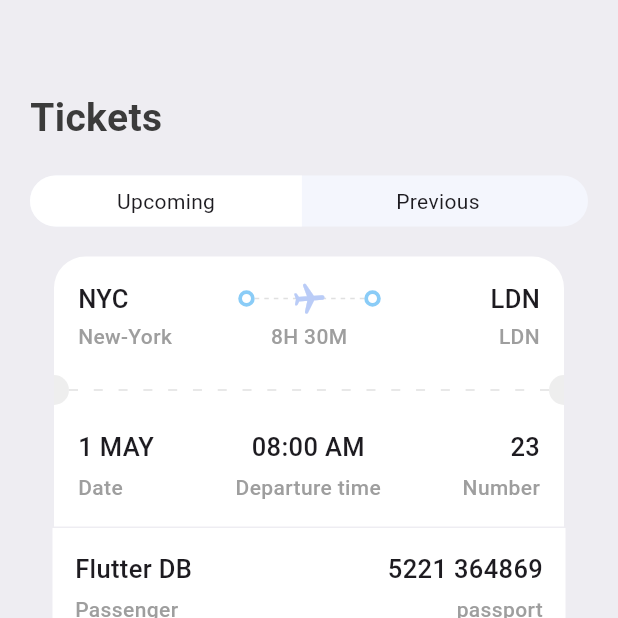
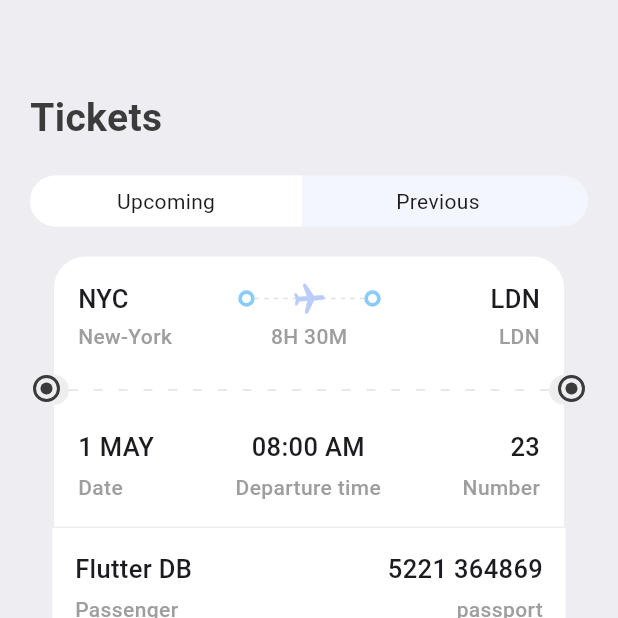
Before and after one commit to mickey-repo/ticket_app, a Flutter app: the screen it shows after launch, item 3 of the bottom bar chosen, on a phone screen of 412 x 824 dp, the top half of it. Run offline on Flutter 3.47's test engine with Material 3 defaults, Android fonts, the phone set to English and light mode, and no system bars; drawn by our look-alikes of barcode_widget; our stand-ins replace fluentui_icons.

Commit message:
add stack circle

```diff
--- a/lib/screens/ticket/ticket_screen.dart
+++ b/lib/screens/ticket/ticket_screen.dart
@@ -5,6 +5,7 @@ import 'package:ticket_app/base/utils/all_json.dart';
 import 'package:ticket_app/base/widgets/app_layoutbuilder_widget.dart';
 import 'package:ticket_app/base/widgets/ticket_view.dart';
 import 'package:ticket_app/screens/search/widgets/app_ticket_tabs.dart';
+import 'package:ticket_app/screens/ticket/widgets/ticket_positioned_circle.dart';
 
 import '../../base/res/media.dart';
 import '../../base/widgets/app_coloum_text_layout.dart';
@@ -16,7 +17,9 @@ class TicketScreen extends StatelessWidget {
   Widget build(BuildContext context) {
     return Scaffold(
       backgroundColor: AppStyles.bgColor,
-      body: ListView(
+      body: Stack(
+        children: [
+          ListView(
             padding: const EdgeInsets.symmetric(vertical: 20, horizontal: 20),
             children: [
               const SizedBox(height: 40,),
@@ -130,6 +133,10 @@ class TicketScreen extends StatelessWidget {
               ),
             ],
           ),
+          const TicketPositionedCircle(pos: true,),
+          const TicketPositionedCircle(pos: false,),
+        ]
+      ),
     );
   }
 }
--- /dev/null
+++ b/lib/screens/ticket/widgets/ticket_positioned_circle.dart
@@ -0,0 +1,27 @@
+import 'package:flutter/material.dart';
+
+import '../../../base/res/styles/app_styles.dart';
+
+class TicketPositionedCircle extends StatelessWidget {
+  final bool? pos;
+  const TicketPositionedCircle({super.key, required this.pos});
+
+  @override
+  Widget build(BuildContext context) {
+    return Positioned(
+        left: pos==true?22:null,
+        right: pos==false?22:null,
+        top: 250,
+        child: Container(
+          padding: EdgeInsets.all(3),
+          decoration: BoxDecoration(
+              shape: BoxShape.circle, border: Border.all(width: 2,color: AppStyles.textColor)
+          ),
+          child: CircleAvatar(
+            maxRadius: 4,
+            backgroundColor: AppStyles.textColor,
+          ),
+        ));
+
+  }
+}
```
Lines whose indentation alone changed are shown as unchanged.
